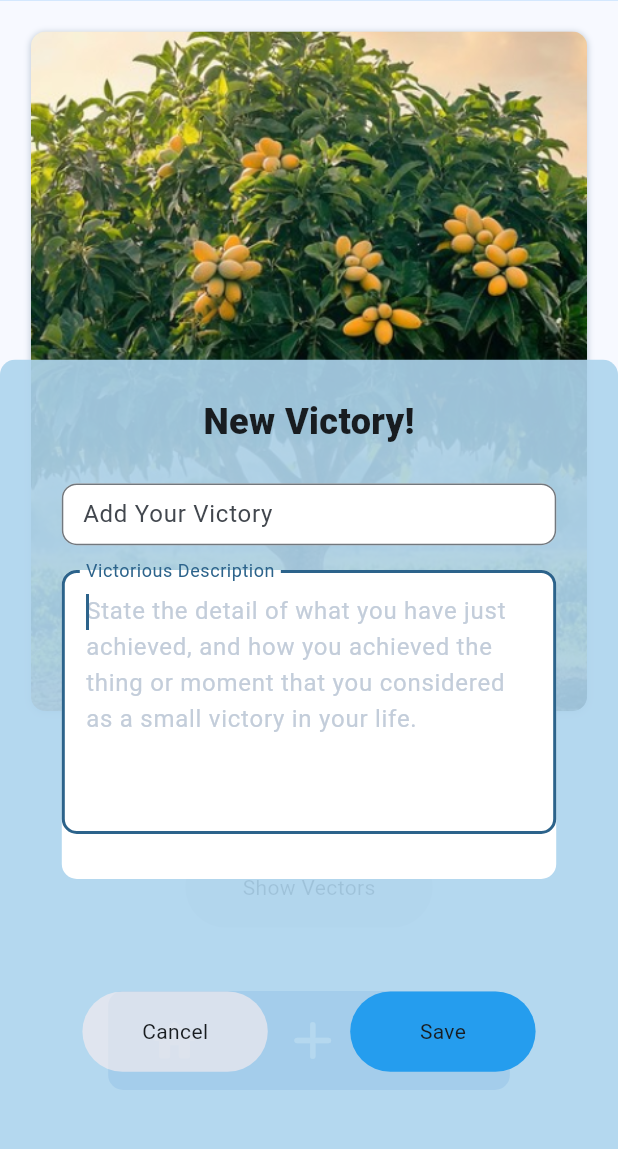
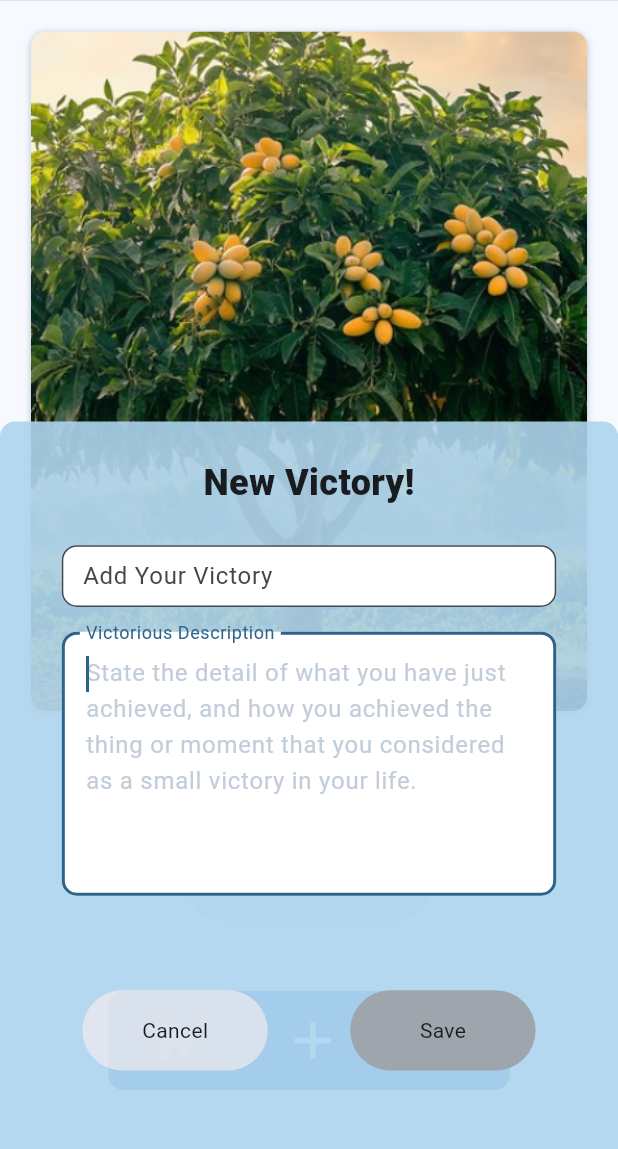
Before and after one commit to lnogami/Small-Vectors, a Flutter app: the TriumphPage screen opened directly, after a tap on "Add Victory", on a phone screen of 412 x 824 dp, the part 86-1235 px from its top. Run offline on Flutter 3.47's test engine with Material 3 defaults, Android fonts, the phone set to English and light mode, and no system bars.

Commit message:
fixed the overflow of the sliding panel in the Triumph Page, and also implemented a text field controller in the same sliding panel

```diff
--- a/lib/home_page.dart
+++ b/lib/home_page.dart
@@ -418,8 +418,12 @@ class _HomePageState extends State<HomePage> {
                             );
                           },
                         ),
-                        )),
-                    // const Spacer(),
+                      ),
+                    ),
+
+                    SizedBox(
+                      height: MyAdaptiveDimension.getHeight(context) * .4,
+                    ),
                   ],
                 ),
               ),
--- a/lib/triumph_page.dart
+++ b/lib/triumph_page.dart
@@ -14,7 +14,15 @@ class TriumphPage extends StatefulWidget {
 
 class TriumphPageState extends State<TriumphPage> {
   bool isAbleToAddVictory = true;
+  bool isKeyboardVisible = false;
   final double _bottomBasePosition = -50;
+
+//controlls textfield inputs
+  TextEditingController _victoryTitleController = TextEditingController();
+  TextEditingController _victoryDescriptionController = TextEditingController();
+  var focusTitle = FocusNode();
+  bool _isTitleNotEmpty = false;
+  bool _isDescriptionNotEmpty = false;
 
   // bool isAbleToAddVictory = false;
   // void delayer() async {
@@ -27,8 +35,17 @@ class TriumphPageState extends State<TriumphPage> {
   @override
   void initState() {
     super.initState();
-    // SystemChrome.setEnabledSystemUIMode(SystemUiMode.immersiveSticky);
-    // delayer();
+    //listeners automatically calls set state if there are changes happening to the widget
+    _victoryTitleController.addListener(() {
+      setState(() {
+        _isTitleNotEmpty = _victoryTitleController.text.isNotEmpty;
+      });
+    });
+    _victoryDescriptionController.addListener(() {
+      setState(() {
+        _isDescriptionNotEmpty = _victoryDescriptionController.text.isNotEmpty;
+      });
+    });
   }
 
   @override
@@ -61,9 +78,6 @@ class TriumphPageState extends State<TriumphPage> {
               top: 0,
               child: myAppBar(context),
             ),
-            // SizedBox(
-            //   height: MyAdaptiveDimension.horizontalSpaceGap(context),
-            // ),
             Positioned(
               top: MyAdaptiveDimension.getHeight(context) * .095,
               child: GestureDetector(
@@ -106,9 +120,6 @@ class TriumphPageState extends State<TriumphPage> {
             Positioned(
               // bottom: 140,
               top: MyAdaptiveDimension.getHeight(context) * .675,
-                child: SizedBox(
-                  width: MyAdaptiveDimension.getWidth(context) * .40,
-                  height: MyAdaptiveDimension.getHeight(context) * .15,
               child: Column(
                 mainAxisAlignment: MainAxisAlignment.center,
                 children: [
@@ -148,8 +159,7 @@ class TriumphPageState extends State<TriumphPage> {
                     ),
                   ),
                   SizedBox(
-                          height:
-                              MyAdaptiveDimension.verticalSpaceGap(context)),
+                      height: MyAdaptiveDimension.verticalSpaceGap(context)),
                   InkWell(
                     borderRadius: BorderRadius.circular(50),
                     onTap: () {
@@ -175,7 +185,7 @@ class TriumphPageState extends State<TriumphPage> {
                   ),
                 ],
               ),
-                )),
+            ),
             Positioned(
               bottom: 25,
               child: MyNavigationBar(1),
@@ -184,14 +194,13 @@ class TriumphPageState extends State<TriumphPage> {
               bottom: _bottomBasePosition,
               width: MyAdaptiveDimension.getWidth(context),
               height: (isAbleToAddVictory)
-                  ? MyAdaptiveDimension.getHeight(context) * .70
+                  ? MyAdaptiveDimension.getHeight(context) * .65
                   : 0,
               duration: const Duration(milliseconds: 500),
               // curve: Curves.fastOutSlowIn,
               child: AnimatedOpacity(
                   opacity: (isAbleToAddVictory) ? 1.0 : 0,
                   duration: const Duration(milliseconds: 600),
-                child: Center(
                   child: Container(
                     decoration: const BoxDecoration(
                       color: MyColorPallete.semiTransparent,
@@ -202,10 +211,13 @@ class TriumphPageState extends State<TriumphPage> {
                             MyUniformSizes.contentsBorderRadius),
                       ),
                     ),
-                      child: Center(
+                    //OverFlowBox allows the child "Column" to overextend its height than its parent "AnimatedPositioned" size"
+                    child: OverflowBox(
+                      maxHeight: double.infinity,
                       child: Column(
                         children: [
-                            SizedBox(
+                          (isAbleToAddVictory)
+                              ? SizedBox(
                                   height: (isAbleToAddVictory)
                                       ? MyAdaptiveDimension.horizontalSpaceGap(
                                               context) *
@@ -220,34 +232,36 @@ class TriumphPageState extends State<TriumphPage> {
                                       ),
                                     ),
                                   ),
-                            ),
+                                )
+                              : const SizedBox(),
                           (isAbleToAddVictory)
                               ? Container(
-                                    width:
-                                        MyAdaptiveDimension.getWidth(context) *
+                                  width: MyAdaptiveDimension.getWidth(context) *
                                       .80,
                                   height:
                                       MyAdaptiveDimension.getHeight(context) *
                                           .05,
                                   decoration: BoxDecoration(
-                                      color: MyColorPallete.selectedIcon,
+                                    // color: MyColorPallete.selectedIcon,
                                     borderRadius: BorderRadius.circular(
                                       MyUniformSizes.contentsBorderRadius,
                                     ),
                                   ),
                                   child: TextField(
+                                    controller: _victoryTitleController,
                                     maxLength: 35,
                                     decoration: InputDecoration(
                                       counterText: "",
                                       labelText: "Add Your Victory",
-                                        contentPadding:
-                                            const EdgeInsets.all(10),
+                                      contentPadding: const EdgeInsets.all(10),
                                       hintText:
                                           "I achieve a 50/50 score in UGE 2",
                                       hintStyle: const TextStyle(
                                         color: MyColorPallete.unselectedIcon,
                                         fontWeight: FontWeight.w400,
                                       ),
+                                      filled: true,
+                                      fillColor: MyColorPallete.selectedIcon,
                                       focusColor:
                                           MyColorPallete.callToActionButton,
                                       border: OutlineInputBorder(
@@ -263,14 +277,13 @@ class TriumphPageState extends State<TriumphPage> {
                                   context)),
                           (isAbleToAddVictory)
                               ? Container(
-                                    width:
-                                        MyAdaptiveDimension.getWidth(context) *
+                                  width: MyAdaptiveDimension.getWidth(context) *
                                       .80,
                                   height:
                                       MyAdaptiveDimension.getHeight(context) *
                                           .25,
                                   decoration: BoxDecoration(
-                                      color: MyColorPallete.selectedIcon,
+                                    // color: MyColorPallete.selectedIcon,
                                     borderRadius: BorderRadius.circular(
                                       MyUniformSizes.contentsBorderRadius,
                                     ),
@@ -278,6 +291,7 @@ class TriumphPageState extends State<TriumphPage> {
                                   child: TextField(
                                     // minLines: 5,
                                     // maxLines: 10,
+                                    controller: _victoryDescriptionController,
                                     maxLines: null,
                                     keyboardType: TextInputType.multiline,
                                     decoration: InputDecoration(
@@ -288,6 +302,8 @@ class TriumphPageState extends State<TriumphPage> {
                                         color: MyColorPallete.unselectedIcon,
                                         fontWeight: FontWeight.w400,
                                       ),
+                                      filled: true,
+                                      fillColor: MyColorPallete.selectedIcon,
                                       focusColor:
                                           MyColorPallete.callToActionButton,
                                       border: OutlineInputBorder(
@@ -298,14 +314,20 @@ class TriumphPageState extends State<TriumphPage> {
                                     ),
                                   ))
                               : const SizedBox(),
-                            SizedBox(
+                          (isAbleToAddVictory)
+                              ? Container(
+                                  // color: Colors.amber,
                                   height:
-                                  MyAdaptiveDimension.getHeight(context) * .091,
-                            ),
+                                      MyAdaptiveDimension.horizontalSpaceGap(
+                                              context) *
+                                          2,
+                                )
+                              : const SizedBox(),
                           Row(
                             mainAxisAlignment: MainAxisAlignment.spaceEvenly,
                             children: [
-                                InkWell(
+                              (isAbleToAddVictory)
+                                  ? InkWell(
                                       borderRadius: BorderRadius.circular(50),
                                       onTap: () {
                                         setState(() {
@@ -313,11 +335,11 @@ class TriumphPageState extends State<TriumphPage> {
                                         });
                                       },
                                       child: Container(
-                                    width:
-                                        MyAdaptiveDimension.getWidth(context) *
+                                        width: MyAdaptiveDimension.getWidth(
+                                                context) *
                                             .30,
-                                    height:
-                                        MyAdaptiveDimension.getWidth(context) *
+                                        height: MyAdaptiveDimension.getWidth(
+                                                context) *
                                             .13,
                                         decoration: const BoxDecoration(
                                           // boxShadow: [
@@ -334,23 +356,26 @@ class TriumphPageState extends State<TriumphPage> {
                                             Radius.circular(50),
                                           ),
                                         ),
-                                    child: const Center(child: Text("Cancel")),
+                                        child:
+                                            const Center(child: Text("Cancel")),
                                       ),
-                                ),
-                                InkWell(
+                                    )
+                                  : const SizedBox(),
+                              (isAbleToAddVictory)
+                                  ? InkWell(
                                       borderRadius: BorderRadius.circular(50),
                                       onTap: () {
                                         // Navigator.pop(context);
                                         // // setState(() => _isDropdownPressed = false);
                                       },
                                       child: Container(
-                                    width:
-                                        MyAdaptiveDimension.getWidth(context) *
+                                        width: MyAdaptiveDimension.getWidth(
+                                                context) *
                                             .30,
-                                    height:
-                                        MyAdaptiveDimension.getWidth(context) *
+                                        height: MyAdaptiveDimension.getWidth(
+                                                context) *
                                             .13,
-                                    decoration: const BoxDecoration(
+                                        decoration: BoxDecoration(
                                           // boxShadow: [
                                           //   BoxShadow(
                                           //     color:
@@ -360,28 +385,29 @@ class TriumphPageState extends State<TriumphPage> {
                                           //     offset: Offset(0.0, 1.0),
                                           //   )
                                           // ],
-                                      color: MyColorPallete.callToActionButton,
-                                      borderRadius: BorderRadius.all(
+                                          color: (_isTitleNotEmpty &&
+                                                  _isDescriptionNotEmpty)
+                                              ? MyColorPallete
+                                                  .callToActionButton
+                                              : MyColorPallete.dissabled,
+                                          borderRadius: const BorderRadius.all(
                                             Radius.circular(50),
                                           ),
                                         ),
-                                    child: const Center(child: Text("Save")),
+                                        child:
+                                            const Center(child: Text("Save")),
                                       ),
+                                    )
+                                  : const SizedBox(),
+                            ],
                           ),
                         ],
                       ),
-                            SizedBox(
-                              height:
-                                  MyAdaptiveDimension.getHeight(context) * .1,
-                            ),
-                          ],
                     ),
                   )
                   // ),
                   ),
             ),
-              ),
-            )
           ],
         ),
       ),
@@ -393,6 +419,12 @@ BorderRadius imageBorderRadius = const BorderRadius.all(
   Radius.circular(MyUniformSizes.contentsBorderRadius),
 );
 
+//still unimplemented
+// bool _victoryTitleIsNotEmpty(
+//     TextEditingController theTextFieldToDetermineIfNotEmpty) {
+//   //mo process ra ni
+//   return (theTextFieldToDetermineIfNotEmpty.text.isNotEmpty) ? true : false;
+// }
 
 // Container _slidingPanel(BuildContext context) {
 //     return Container(
```
Lines whose indentation alone changed are shown as unchanged.
